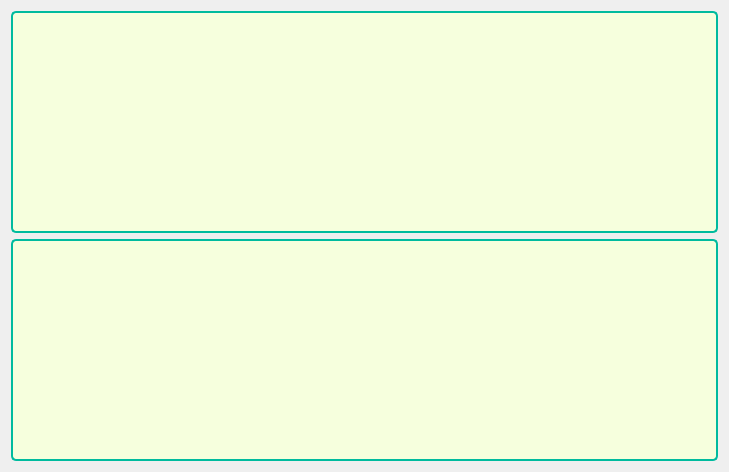
Above: weina/CtrlPanel/widget.ui from jeedyang/weina before the change. Below: the same form after it.
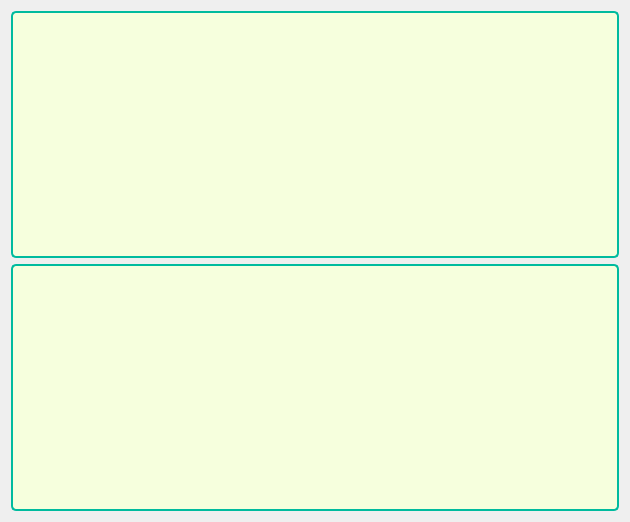
That is the form after the change.

Diff of the .ui file:
```diff
--- a/weina/CtrlPanel/widget.ui
+++ b/weina/CtrlPanel/widget.ui
@@ -6,8 +6,8 @@
    <rect>
     <x>0</x>
     <y>0</y>
-    <width>729</width>
-    <height>472</height>
+    <width>630</width>
+    <height>522</height>
    </rect>
   </property>
   <property name="windowTitle">
```
